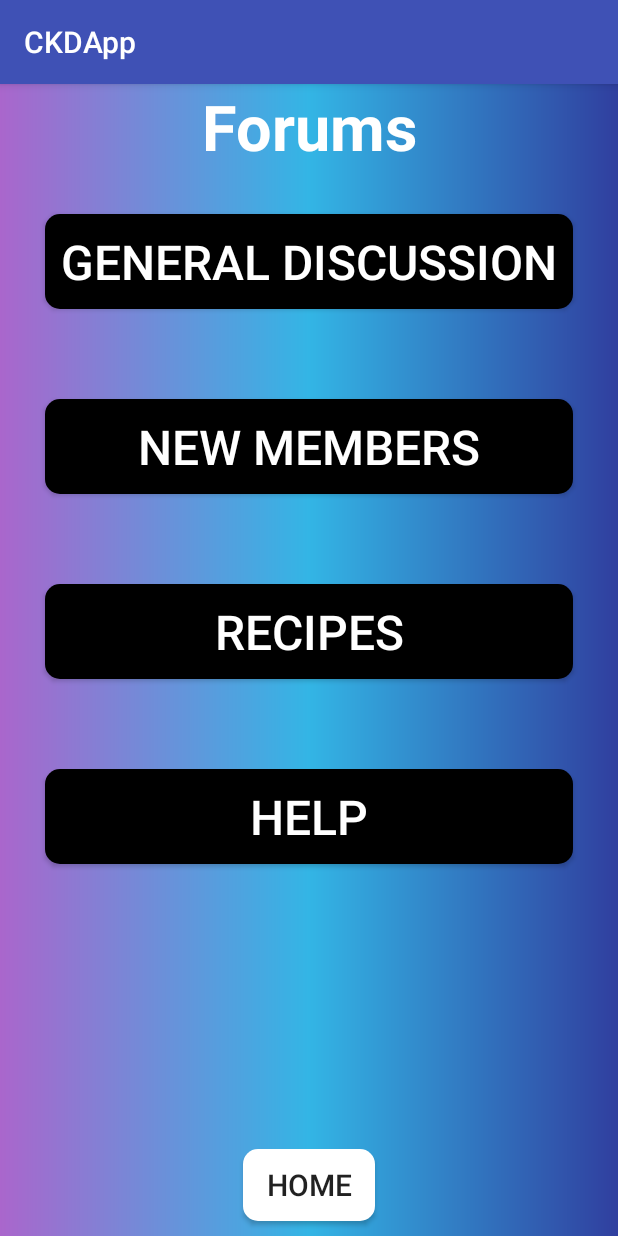
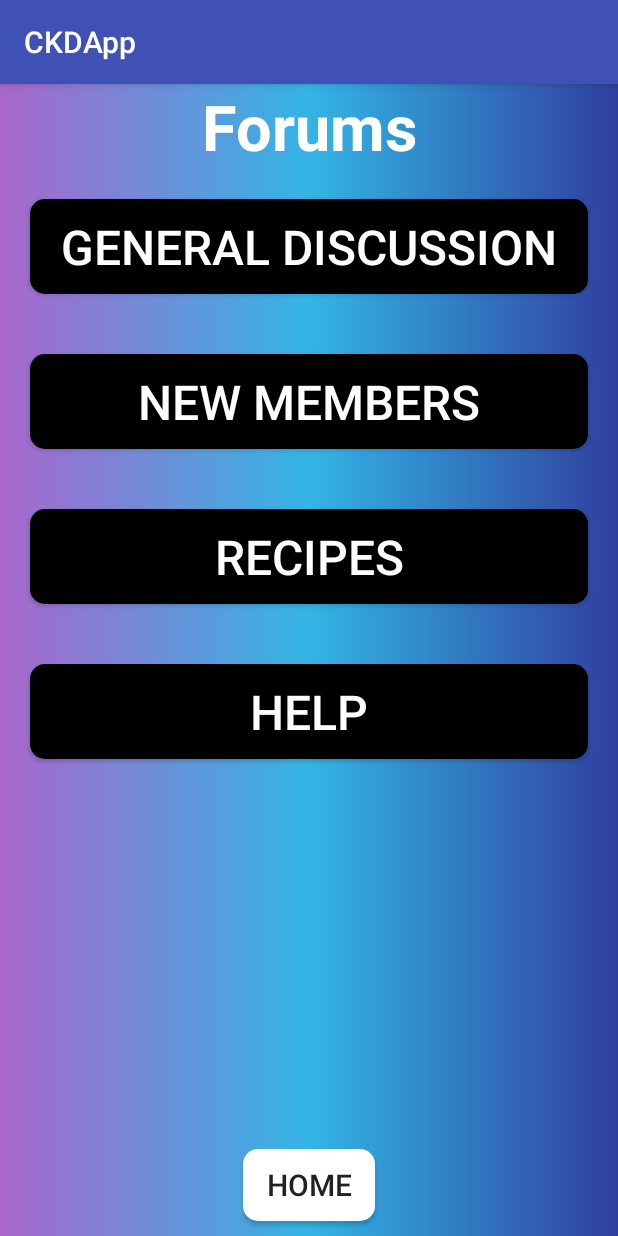
Before and after one commit to rav-singh/CKDApp, an Android app: the Social screen opened directly, with no data from a screen before it, on a phone screen of 412 x 824 dp. Run offline under Robolectric (Android 15) with nearby library versions, the phone set to English and light mode, and no system bars; our stand-ins replace Firebase (no records; nobody signed in at launch, a user with empty details on screens opened directly).

Commit message:
Fixed UI for Social Page causing buttons to be off the screen

```diff
--- a/app/src/main/res/layout/activity_social.xml
+++ b/app/src/main/res/layout/activity_social.xml
@@ -33,7 +33,7 @@
             android:textColor="@android:color/white"
             android:textSize="32sp"
             android:padding="10dp"
-            android:layout_margin="30dp"
+            android:layout_margin="20dp"
             />
 
         <Button
@@ -45,7 +45,7 @@
             android:textColor="@android:color/white"
             android:textSize="32sp"
             android:padding="10dp"
-            android:layout_margin="30dp"/>
+            android:layout_margin="20dp"/>
 
         <Button
             android:id="@+id/Social_Btn_Recipes"
@@ -56,7 +56,7 @@
             android:textColor="@android:color/white"
             android:textSize="32sp"
             android:padding="10dp"
-            android:layout_margin="30dp"/>
+            android:layout_margin="20dp"/>
 
         <Button
             android:id="@+id/Social_Btn_Help"
@@ -67,7 +67,7 @@
             android:textColor="@android:color/white"
             android:textSize="32sp"
             android:padding="10dp"
-            android:layout_margin="30dp"/>
+            android:layout_margin="20dp"/>
 
 
         <RelativeLayout
```
